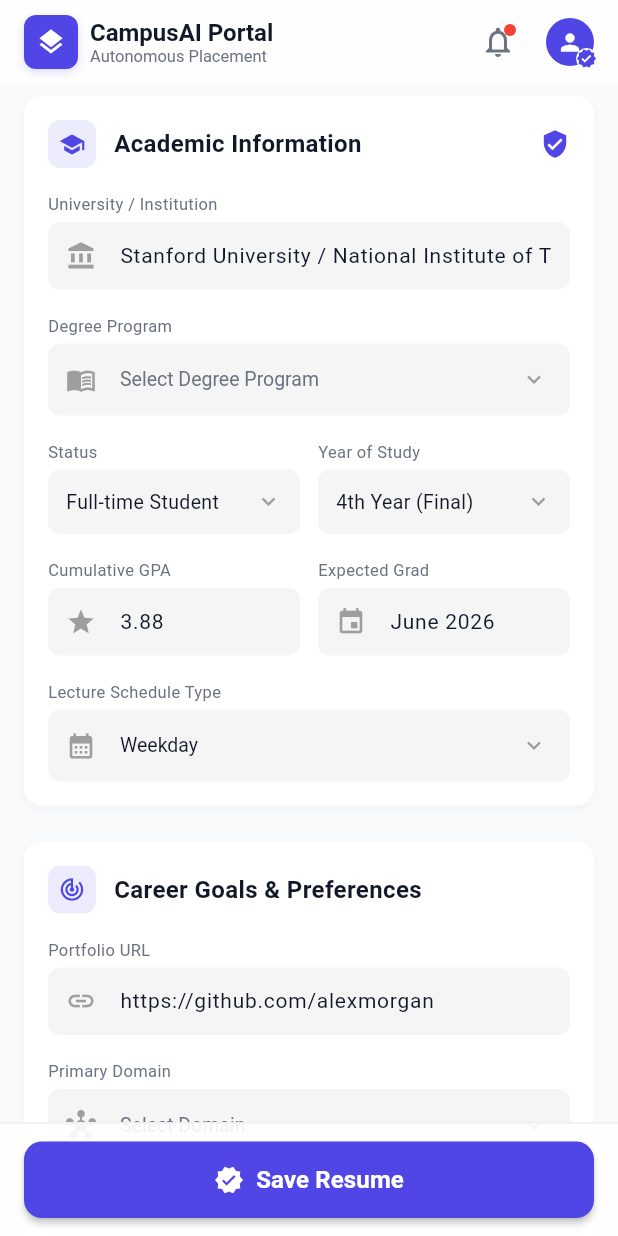
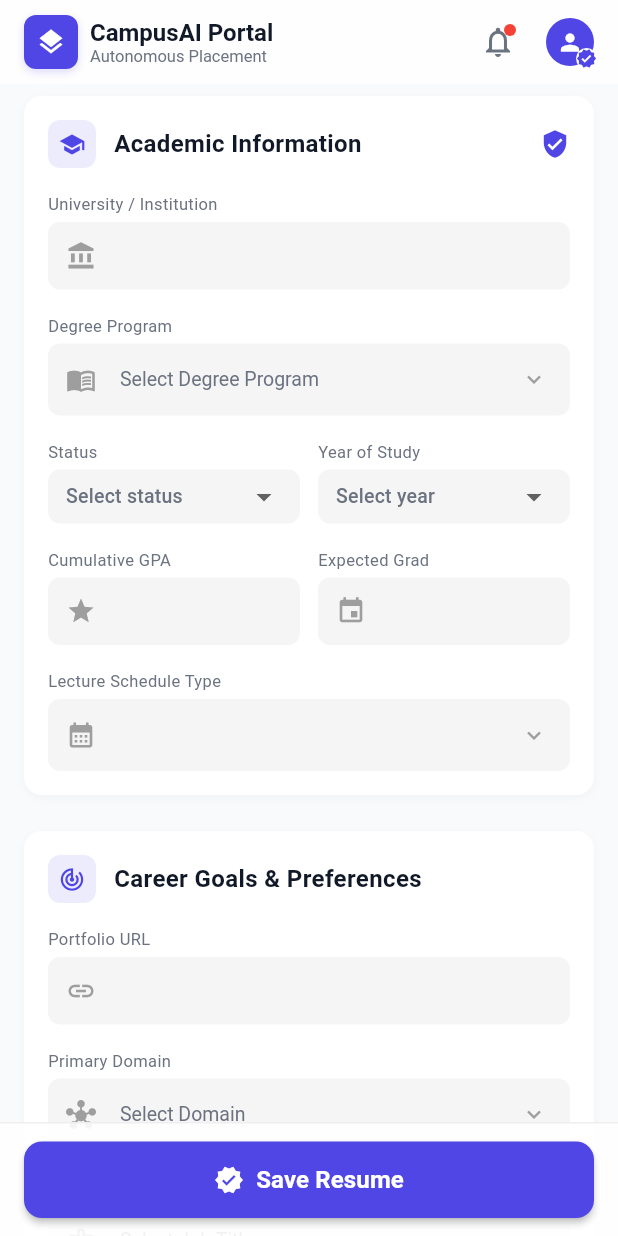
Before and after one commit to IT24100316/Campus-Placement-System, a Flutter app: the ProfileScreen screen opened directly, scrolled down 576 dp, on a phone screen of 412 x 824 dp. Run offline on Flutter 3.47's test engine with Material 3 defaults, Android fonts, the phone set to English and light mode, and no system bars; network calls fail.

Commit message:
feat(student-resume): add controlled state to the resume form
Editable university, GPA, expected-graduation, portfolio

```diff
--- a/frontend_flutter/lib/features/profile/presentation/screens/profile_screen.dart
+++ b/frontend_flutter/lib/features/profile/presentation/screens/profile_screen.dart
@@ -3,6 +3,7 @@ import 'package:flutter/services.dart';
 import 'dart:convert';
 import 'package:http/http.dart' as http;
 import '../../../../core/constants/app_colors.dart';
+import '../../../../core/constants/api_endpoints.dart';
 
 class ProfileScreen extends StatefulWidget {
   const ProfileScreen({super.key});
@@ -12,23 +13,27 @@ class ProfileScreen extends StatefulWidget {
 }
 
 class _ProfileScreenState extends State<ProfileScreen> {
-  final List<String> _skills = ['Python', 'Dart / Flutter', 'TypeScript', 'React', 'PyTorch', 'PostgreSQL'];
-  final List<String> _tools = ['Docker', 'AWS', 'Git & GitHub', 'Kubernetes', 'Figma', 'FastAPI'];
+  final List<String> _skills = [];
+  final List<String> _tools = [];
 
   final TextEditingController _skillController = TextEditingController();
   final TextEditingController _toolController = TextEditingController();
-  final TextEditingController _gpaController = TextEditingController(text: '3.88');
+  final TextEditingController _universityController = TextEditingController();
+  final TextEditingController _gpaController = TextEditingController();
+  final TextEditingController _expectedGraduationController = TextEditingController();
+  final TextEditingController _portfolioUrlController = TextEditingController();
+  final TextEditingController _careerObjectivesController = TextEditingController();
 
-  final Set<String> _selectedWorkArrangements = {'Remote', 'Hybrid'};
-  final Set<String> _selectedLocations = {'Colombo', 'Remote'};
-  String _selectedSchedule = 'Weekday';
+  final Set<String> _selectedWorkArrangements = {};
+  final Set<String> _selectedLocations = {};
+  String? _selectedSchedule;
   String? _selectedDegree;
+  String? _selectedAcademicStatus;
+  int? _selectedYearOfStudy;
 
   bool _isSaving = false;
   String _saveButtonText = 'Save Resume';
   IconData _saveButtonIcon = Icons.verified;
-
-  final String _baseUrl = 'http://127.0.0.1:5168';
 
   List<dynamic> _domains = [];
   List<dynamic> _jobTitles = [];
@@ -49,7 +54,7 @@ class _ProfileScreenState extends State<ProfileScreen> {
   Future<void> _fetchDomains() async {
     setState(() => _isLoadingDomains = true);
     try {
-      final response = await http.get(Uri.parse('$_baseUrl/api/Jobs/reference/domains'));
+      final response = await http.get(Uri.parse('${ApiEndpoints.baseUrl}/jobs/reference/domains'));
       if (response.statusCode == 200) {
         setState(() {
           _domains = json.decode(response.body);
@@ -69,7 +74,7 @@ class _ProfileScreenState extends State<ProfileScreen> {
       _selectedJobTitleId = null;
     });
     try {
-      final response = await http.get(Uri.parse('$_baseUrl/api/Jobs/reference/titles?domainId=$domainId'));
+      final response = await http.get(Uri.parse('${ApiEndpoints.baseUrl}/jobs/reference/titles?domainId=$domainId'));
       if (response.statusCode == 200) {
         setState(() {
           _jobTitles = json.decode(response.body);
@@ -124,7 +129,11 @@ class _ProfileScreenState extends State<ProfileScreen> {
   void dispose() {
     _skillController.dispose();
     _toolController.dispose();
+    _universityController.dispose();
     _gpaController.dispose();
+    _expectedGraduationController.dispose();
+    _portfolioUrlController.dispose();
+    _careerObjectivesController.dispose();
     super.dispose();
   }
 
@@ -273,15 +282,15 @@ class _ProfileScreenState extends State<ProfileScreen> {
                   title: 'Academic Information',
                   headerBadgeIcon: Icons.verified_user,
                   children: [
-                    _buildInputField('University / Institution', Icons.account_balance, 'Stanford University / National Institute of Technology'),
+                    _buildInputField('University / Institution', Icons.account_balance, _universityController),
                     const SizedBox(height: 16),
                     _buildDegreeDropdown(),
                     const SizedBox(height: 16),
                     Row(
                       children: [
-                        Expanded(child: _buildDropdownField('Status', null, ['Full-time Student', 'Graduating Senior'])),
+                        Expanded(child: _buildAcademicStatusDropdown()),
                         const SizedBox(width: 12),
-                        Expanded(child: _buildDropdownField('Year of Study', null, ['4th Year (Final)', '3rd Year (Junior)'])),
+                        Expanded(child: _buildYearOfStudyDropdown()),
                       ],
                     ),
                     const SizedBox(height: 16),
@@ -289,7 +298,7 @@ class _ProfileScreenState extends State<ProfileScreen> {
                       children: [
                         Expanded(child: _buildGpaField()),
                         const SizedBox(width: 12),
-                        Expanded(child: _buildInputField('Expected Grad', Icons.event, 'June 2026')),
+                        Expanded(child: _buildInputField('Expected Grad', Icons.event, _expectedGraduationController)),
                       ],
                     ),
                     const SizedBox(height: 16),
@@ -303,13 +312,13 @@ class _ProfileScreenState extends State<ProfileScreen> {
                   icon: Icons.track_changes,
                   title: 'Career Goals & Preferences',
                   children: [
-                    _buildInputField('Portfolio URL', Icons.link, 'https://github.com/alexmorgan'),
+                    _buildInputField('Portfolio URL', Icons.link, _portfolioUrlController),
                     const SizedBox(height: 16),
                     _buildDomainDropdown(),
                     const SizedBox(height: 16),
                     _buildJobTitleDropdown(),
                     const SizedBox(height: 16),
-                    _buildTextAreaField('Career Objectives Summary', 'Passionate software engineer focused on building robust scalable systems and generative AI infrastructure. Seeking summer internship or graduate engineering role.'),
+                    _buildTextAreaField('Career Objectives Summary', _careerObjectivesController),
                     const SizedBox(height: 16),
                     _buildInternshipTypeChips(),
                     const SizedBox(height: 16),
@@ -621,7 +630,7 @@ class _ProfileScreenState extends State<ProfileScreen> {
     );
   }
 
-  Widget _buildInputField(String label, IconData? icon, String initialValue) {
+  Widget _buildInputField(String label, IconData? icon, TextEditingController controller) {
     return Column(
       crossAxisAlignment: CrossAxisAlignment.start,
       children: [
@@ -631,7 +640,7 @@ class _ProfileScreenState extends State<ProfileScreen> {
           padding: const EdgeInsets.symmetric(horizontal: 12, vertical: 0),
           decoration: BoxDecoration(color: Colors.grey.shade100, borderRadius: BorderRadius.circular(8)),
           child: TextFormField(
-            initialValue: initialValue,
+            controller: controller,
             style: const TextStyle(fontSize: 14, color: AppColors.textPrimaryLight),
             decoration: InputDecoration(
               icon: icon != null ? Icon(icon, color: Colors.grey, size: 20) : null,
@@ -645,33 +654,59 @@ class _ProfileScreenState extends State<ProfileScreen> {
     );
   }
 
-  Widget _buildDropdownField(String label, IconData? icon, List<String> items) {
+  Widget _buildAcademicStatusDropdown() {
     return Column(
       crossAxisAlignment: CrossAxisAlignment.start,
       children: [
-        Text(label, style: const TextStyle(fontSize: 11, color: AppColors.textSecondaryLight)),
+        const Text('Status', style: TextStyle(fontSize: 11, color: AppColors.textSecondaryLight)),
         const SizedBox(height: 4),
         Container(
-          padding: const EdgeInsets.symmetric(horizontal: 12, vertical: 12),
+          padding: const EdgeInsets.symmetric(horizontal: 12, vertical: 2),
           decoration: BoxDecoration(color: Colors.grey.shade100, borderRadius: BorderRadius.circular(8)),
-          child: Row(
-            children: [
-              if (icon != null) ...[
-                Icon(icon, color: Colors.grey, size: 20),
-                const SizedBox(width: 8),
-              ],
-              Expanded(
-                child: Text(items.first, style: const TextStyle(fontSize: 13, color: AppColors.textPrimaryLight), maxLines: 1, overflow: TextOverflow.ellipsis),
-              ),
-              const Icon(Icons.expand_more, color: Colors.grey, size: 18),
-            ],
+          child: DropdownButtonFormField<String>(
+            value: _selectedAcademicStatus,
+            hint: const Text('Select status', style: TextStyle(fontSize: 13, color: AppColors.textSecondaryLight)),
+            isExpanded: true,
+            decoration: const InputDecoration(border: InputBorder.none, isDense: true),
+            items: const ['Full-time Student', 'Graduating Senior']
+                .map((status) => DropdownMenuItem(value: status, child: Text(status)))
+                .toList(),
+            onChanged: (status) => setState(() => _selectedAcademicStatus = status),
           ),
         ),
       ],
     );
   }
 
-  Widget _buildTextAreaField(String label, String initialValue) {
+  Widget _buildYearOfStudyDropdown() {
+    return Column(
+      crossAxisAlignment: CrossAxisAlignment.start,
+      children: [
+        const Text('Year of Study', style: TextStyle(fontSize: 11, color: AppColors.textSecondaryLight)),
+        const SizedBox(height: 4),
+        Container(
+          padding: const EdgeInsets.symmetric(horizontal: 12, vertical: 2),
+          decoration: BoxDecoration(color: Colors.grey.shade100, borderRadius: BorderRadius.circular(8)),
+          child: DropdownButtonFormField<int>(
+            value: _selectedYearOfStudy,
+            hint: const Text('Select year', style: TextStyle(fontSize: 13, color: AppColors.textSecondaryLight)),
+            isExpanded: true,
+            decoration: const InputDecoration(border: InputBorder.none, isDense: true),
+            items: List.generate(
+              4,
+              (index) {
+                final year = index + 1;
+                return DropdownMenuItem(value: year, child: Text('Year $year'));
+              },
+            ),
+            onChanged: (year) => setState(() => _selectedYearOfStudy = year),
+          ),
+        ),
+      ],
+    );
+  }
+
+  Widget _buildTextAreaField(String label, TextEditingController controller) {
     return Column(
       crossAxisAlignment: CrossAxisAlignment.start,
       children: [
@@ -687,7 +722,7 @@ class _ProfileScreenState extends State<ProfileScreen> {
           padding: const EdgeInsets.symmetric(horizontal: 12, vertical: 12),
           decoration: BoxDecoration(color: Colors.grey.shade100, borderRadius: BorderRadius.circular(8)),
           child: TextFormField(
-            initialValue: initialValue,
+            controller: controller,
             maxLines: 3,
             style: const TextStyle(fontSize: 14, color: AppColors.textPrimaryLight, height: 1.5),
             decoration: const InputDecoration(
```
